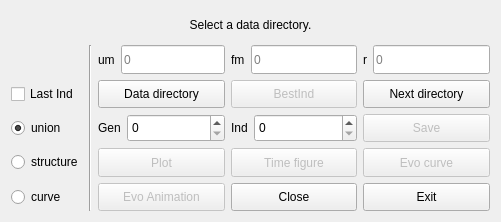
First picture: the form in ans_res.ui, repository xxuyuqi/Analyse_Result_pyqt, before the edit.
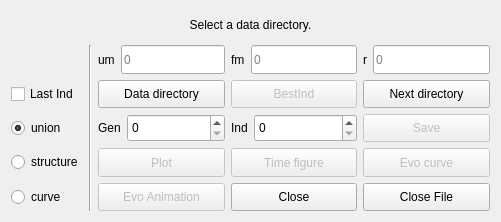
Second picture: the form after the edit.

Commit message: spinbox maximum

Diff of the .ui file:
```diff
--- a/ans_res.ui
+++ b/ans_res.ui
@@ -258,7 +258,7 @@
       <string notr="true"/>
      </property>
      <property name="text">
-      <string>Exit</string>
+      <string>Close File</string>
      </property>
      <property name="checkable">
       <bool>false</bool>
```
Left out of the diff: 3 changed lines with no effect on the pictures. The commit also changes 2 other files.
